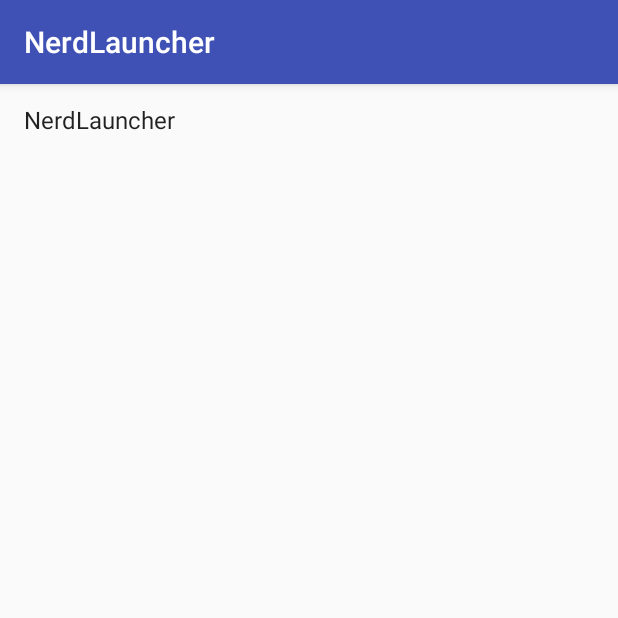
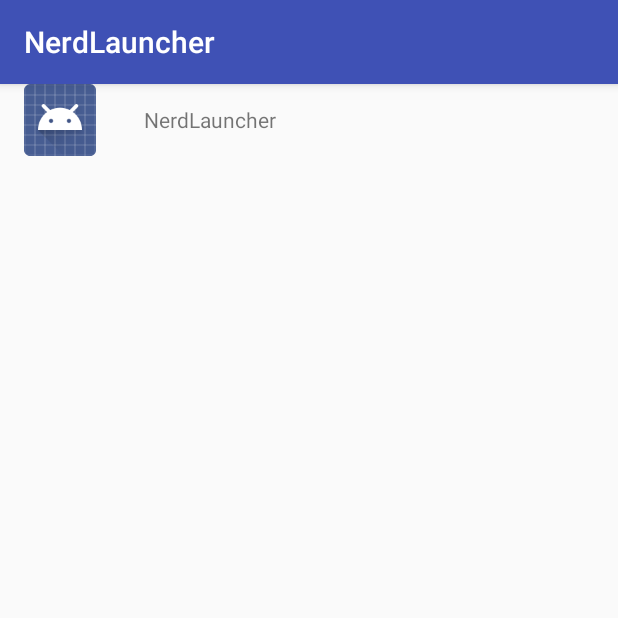
Before and after one commit to fOrgeth/NerdLauncher, an Android app: the screen it shows after launch (NerdLauncherActivity), on a phone screen of 412 x 824 dp, the top half of it. Run offline under Robolectric (Android 15) with nearby library versions, the phone set to English and light mode, and no system bars.

Commit message:
chapter 24 finished with challenge

```diff
--- a/app/src/main/AndroidManifest.xml
+++ b/app/src/main/AndroidManifest.xml
@@ -12,8 +12,9 @@
         <activity android:name=".NerdLauncherActivity">
             <intent-filter>
                 <action android:name="android.intent.action.MAIN"/>
-
                 <category android:name="android.intent.category.LAUNCHER"/>
+                <category android:name="android.intent.category.HOME"/>
+                <category android:name="android.intent.category.DEFAULT"/>
             </intent-filter>
         </activity>
     </application>
--- a/app/src/main/java/com/mcs/th/forge/nerdlauncher/NerdLauncherFragment.java
+++ b/app/src/main/java/com/mcs/th/forge/nerdlauncher/NerdLauncherFragment.java
@@ -5,6 +5,7 @@ import android.content.Intent;
 import android.content.pm.ActivityInfo;
 import android.content.pm.PackageManager;
 import android.content.pm.ResolveInfo;
+import android.graphics.drawable.Drawable;
 import android.os.Bundle;
 import android.support.annotation.Nullable;
 import android.support.v4.app.Fragment;
@@ -14,6 +15,7 @@ import android.util.Log;
 import android.view.LayoutInflater;
 import android.view.View;
 import android.view.ViewGroup;
+import android.widget.ImageView;
 import android.widget.TextView;
 
 import java.util.Collections;
@@ -62,17 +64,21 @@ public class NerdLauncherFragment extends Fragment {
             implements View.OnClickListener {
         private ResolveInfo mResolveInfo;
         private TextView mNameTextView;
+        private ImageView mIcon;
 
-        public ActivityHolder(View itemView) {
-            super(itemView);
-            mNameTextView = (TextView) itemView;
-            mNameTextView.setOnClickListener(this);
+        public ActivityHolder(LayoutInflater inflater, ViewGroup parent) {
+            super(inflater.inflate(R.layout.recycler_view_item,parent,false));
+            itemView.setOnClickListener(this);
+            mNameTextView = itemView.findViewById(R.id.rv_title);
+            mIcon = itemView.findViewById(R.id.rv_icon);
         }
 
         public void bindActivity(ResolveInfo resolveInfo) {
             mResolveInfo = resolveInfo;
             PackageManager pm = getActivity().getPackageManager();
             String appName = mResolveInfo.loadLabel(pm).toString();
+            Drawable appIcon = mResolveInfo.loadIcon(pm);
+            mIcon.setImageDrawable(appIcon);
             mNameTextView.setText(appName);
         }
 
@@ -81,7 +87,8 @@ public class NerdLauncherFragment extends Fragment {
             ActivityInfo activityInfo = mResolveInfo.activityInfo;
             Intent i = new Intent(Intent.ACTION_MAIN)
                     .setClassName(activityInfo.applicationInfo.packageName,
-                            activityInfo.name);
+                            activityInfo.name)
+                    .addFlags(Intent.FLAG_ACTIVITY_NEW_TASK);
             startActivity(i);
         }
     }
@@ -96,9 +103,7 @@ public class NerdLauncherFragment extends Fragment {
         @Override
         public ActivityHolder onCreateViewHolder(ViewGroup parent, int viewType) {
             LayoutInflater layoutInflater = LayoutInflater.from(getActivity());
-            View view = layoutInflater
-                    .inflate(android.R.layout.simple_list_item_1, parent, false);
-            return new ActivityHolder(view);
+            return new ActivityHolder(layoutInflater,parent);
         }
 
         @Override
--- /dev/null
+++ b/app/src/main/res/layout/recycler_view_item.xml
@@ -0,0 +1,23 @@
+<?xml version="1.0" encoding="utf-8"?>
+<LinearLayout xmlns:android="http://schemas.android.com/apk/res/android"
+              android:layout_width="match_parent"
+              android:layout_height="wrap_content"
+              android:orientation="horizontal">
+
+    <ImageView
+        android:id="@+id/rv_icon"
+        android:layout_width="48dp"
+        android:layout_height="48dp"
+        android:layout_gravity="center_vertical"
+        android:layout_marginStart="16dp"
+        android:contentDescription="image"/>
+
+    <TextView
+        android:id="@+id/rv_title"
+        android:layout_width="match_parent"
+        android:layout_height="wrap_content"
+        android:layout_gravity="center_vertical"
+        android:layout_marginStart="32dp"
+        android:textSize="14sp"/>
+
+</LinearLayout>
```
